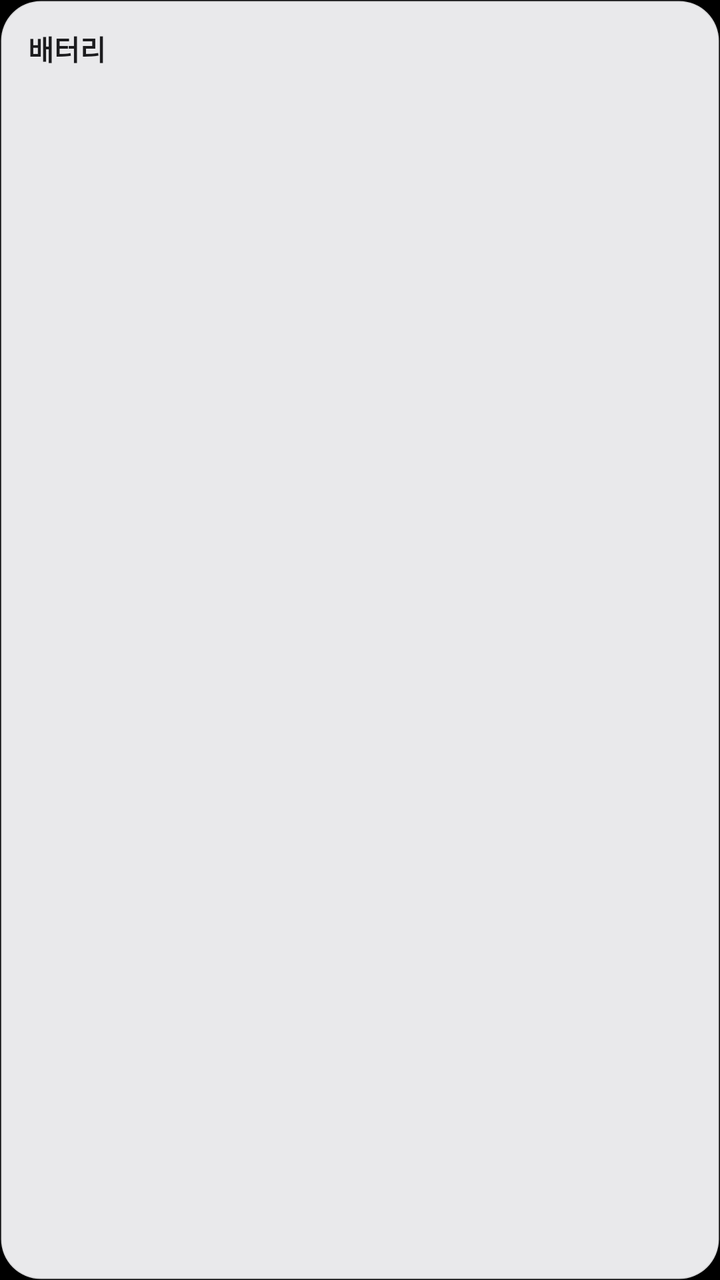
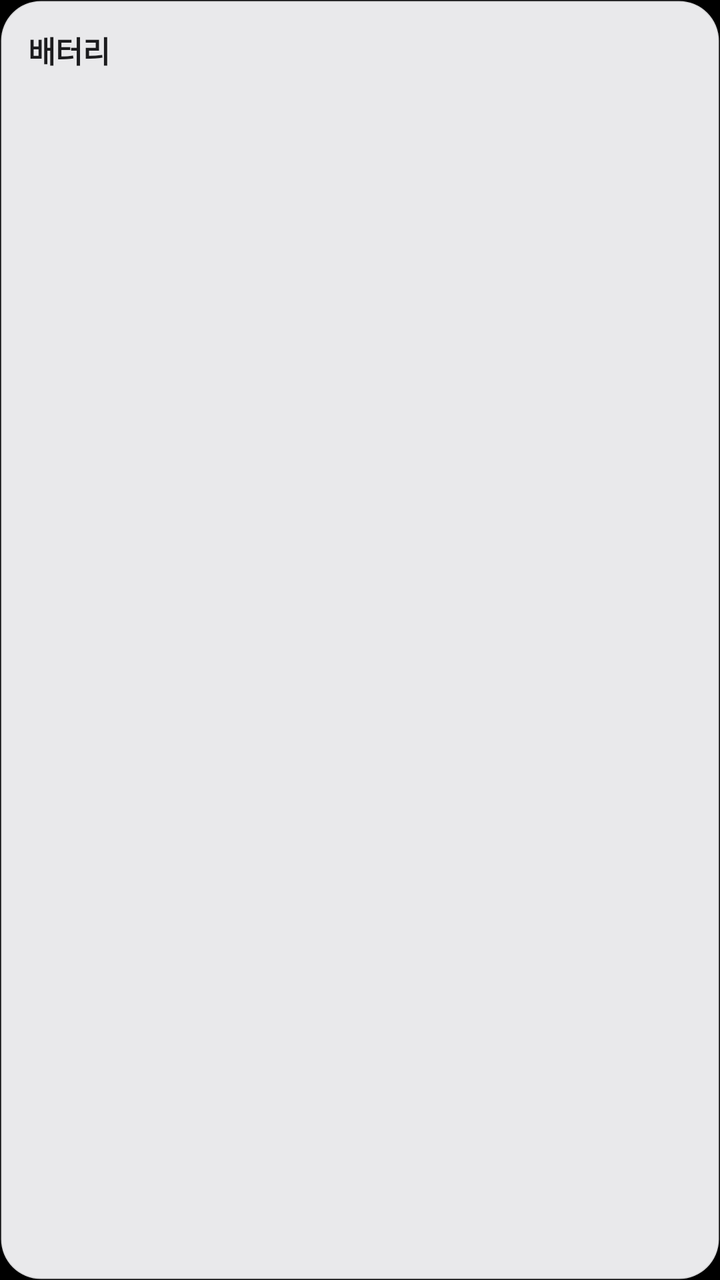

Compare the two renders of this Android layout. The source of the first and the diff that turns it into the second are given below.
<!-- AndroidManifest.xml: application theme Theme.MacLauncher -->
<!-- res/layout/widget_battery_light.xml -->
<?xml version="1.0" encoding="utf-8"?>
<LinearLayout xmlns:android="http://schemas.android.com/apk/res/android"
    android:id="@+id/bat_root"
    android:layout_width="match_parent"
    android:layout_height="match_parent"
    android:background="@drawable/widget_bg_light"
    android:orientation="vertical"
    android:padding="14dp">

    <TextView
        android:layout_width="wrap_content"
        android:layout_height="wrap_content"
        android:text="@string/widget_battery_title"
        android:textColor="#1C1C1E"
        android:textSize="14sp"
        android:textStyle="bold" />

    <TextView
        android:id="@+id/bat_hint"
        android:layout_width="wrap_content"
        android:layout_height="wrap_content"
        android:text="버즈·워치도 보려면 탭해서 권한 허용"
        android:textColor="#8E8E93"
        android:textSize="11sp"
        android:visibility="gone" />

    <LinearLayout
        android:layout_width="match_parent"
        android:layout_height="0dp"
        android:layout_marginTop="8dp"
        android:layout_weight="1"
        android:orientation="horizontal">
        <LinearLayout
            android:id="@+id/bat_slot0"
            android:layout_width="0dp"
            android:layout_height="match_parent"
            android:layout_weight="1"
            android:gravity="center_horizontal"
            android:orientation="vertical">

            
            <ImageView
                android:id="@+id/bat_ring0"
                android:layout_width="match_parent"
                android:layout_height="0dp"
                android:layout_weight="1"
                android:padding="2dp"
                android:scaleType="fitCenter" />

            <TextView
                android:id="@+id/bat_level0"
                android:layout_width="wrap_content"
                android:layout_height="wrap_content"
                android:layout_marginTop="4dp"
                android:textColor="#1C1C1E"
                android:textSize="15sp"
                android:textStyle="bold" />
        </LinearLayout>
        <LinearLayout
            android:id="@+id/bat_slot1"
            android:layout_width="0dp"
            android:layout_height="match_parent"
            android:layout_weight="1"
            android:gravity="center_horizontal"
            android:orientation="vertical">

            
            <ImageView
                android:id="@+id/bat_ring1"
                android:layout_width="match_parent"
                android:layout_height="0dp"
                android:layout_weight="1"
                android:padding="2dp"
                android:scaleType="fitCenter" />

            <TextView
                android:id="@+id/bat_level1"
                android:layout_width="wrap_content"
                android:layout_height="wrap_content"
                android:layout_marginTop="4dp"
                android:textColor="#1C1C1E"
                android:textSize="15sp"
                android:textStyle="bold" />
        </LinearLayout>
        <LinearLayout
            android:id="@+id/bat_slot2"
            android:layout_width="0dp"
            android:layout_height="match_parent"
            android:layout_weight="1"
            android:gravity="center_horizontal"
            android:orientation="vertical">

            
            <ImageView
                android:id="@+id/bat_ring2"
                android:layout_width="match_parent"
                android:layout_height="0dp"
                android:layout_weight="1"
                android:padding="2dp"
                android:scaleType="fitCenter" />

            <TextView
                android:id="@+id/bat_level2"
                android:layout_width="wrap_content"
                android:layout_height="wrap_content"
                android:layout_marginTop="4dp"
                android:textColor="#1C1C1E"
                android:textSize="15sp"
                android:textStyle="bold" />
        </LinearLayout>
        <LinearLayout
            android:id="@+id/bat_slot3"
            android:layout_width="0dp"
            android:layout_height="match_parent"
            android:layout_weight="1"
            android:gravity="center_horizontal"
            android:orientation="vertical">

            
            <ImageView
                android:id="@+id/bat_ring3"
                android:layout_width="match_parent"
                android:layout_height="0dp"
                android:layout_weight="1"
                android:padding="2dp"
                android:scaleType="fitCenter" />

            <TextView
                android:id="@+id/bat_level3"
                android:layout_width="wrap_content"
                android:layout_height="wrap_content"
                android:layout_marginTop="4dp"
                android:textColor="#1C1C1E"
                android:textSize="15sp"
                android:textStyle="bold" />
        </LinearLayout>
    </LinearLayout>
</LinearLayout>
<!-- resources referenced by this layout -->
<resources>
  <!-- drawable widget_bg_light (drawable) -->
  <?xml version="1.0" encoding="utf-8"?>
  <shape xmlns:android="http://schemas.android.com/apk/res/android" android:shape="rectangle">
      <solid android:color="#F2F6F6F8" />
      <stroke android:width="1dp" android:color="#1A000000" />
      <corners android:radius="20dp" />
  </shape>
  <string name="widget_battery_title">배터리</string>
  <style name="Theme.MacLauncher" parent="android:Theme.Material.NoActionBar">
          <item name="android:windowBackground">@android:color/black</item>
          <item name="android:statusBarColor">@android:color/transparent</item>
          <item name="android:navigationBarColor">@android:color/transparent</item>
      </style>
</resources>

<!-- the commit's change to res/layout/widget_battery_light.xml (unified diff, before → after) -->
@@ -12,7 +12,7 @@
         android:layout_height="wrap_content"
         android:text="@string/widget_battery_title"
         android:textColor="#1C1C1E"
-        android:textSize="14sp"
+        android:textSize="15sp"
         android:textStyle="bold" />
 
     <TextView
@@ -53,7 +53,7 @@
                 android:layout_height="wrap_content"
                 android:layout_marginTop="4dp"
                 android:textColor="#1C1C1E"
-                android:textSize="15sp"
+                android:textSize="20sp"
                 android:textStyle="bold" />
         </LinearLayout>
         <LinearLayout
@@ -79,7 +79,7 @@
                 android:layout_height="wrap_content"
                 android:layout_marginTop="4dp"
                 android:textColor="#1C1C1E"
-                android:textSize="15sp"
+                android:textSize="20sp"
                 android:textStyle="bold" />
         </LinearLayout>
         <LinearLayout
@@ -105,7 +105,7 @@
                 android:layout_height="wrap_content"
                 android:layout_marginTop="4dp"
                 android:textColor="#1C1C1E"
-                android:textSize="15sp"
+                android:textSize="20sp"
                 android:textStyle="bold" />
         </LinearLayout>
         <LinearLayout
@@ -131,7 +131,7 @@
                 android:layout_height="wrap_content"
                 android:layout_marginTop="4dp"
                 android:textColor="#1C1C1E"
-                android:textSize="15sp"
+                android:textSize="20sp"
                 android:textStyle="bold" />
         </LinearLayout>
     </LinearLayout>
